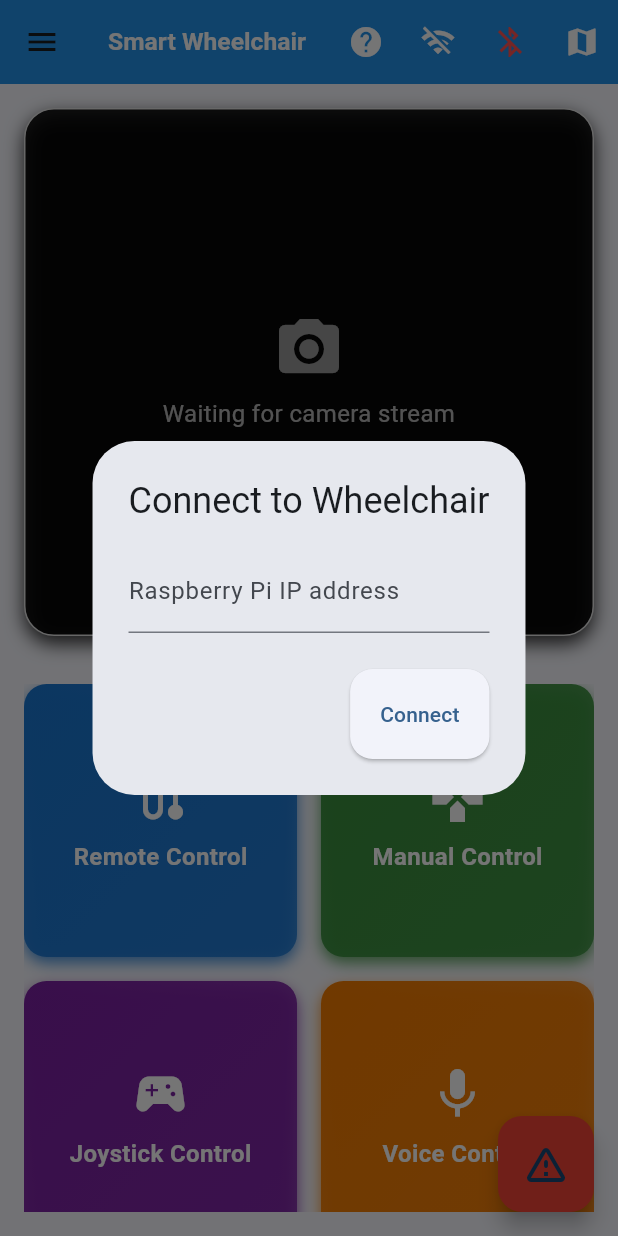
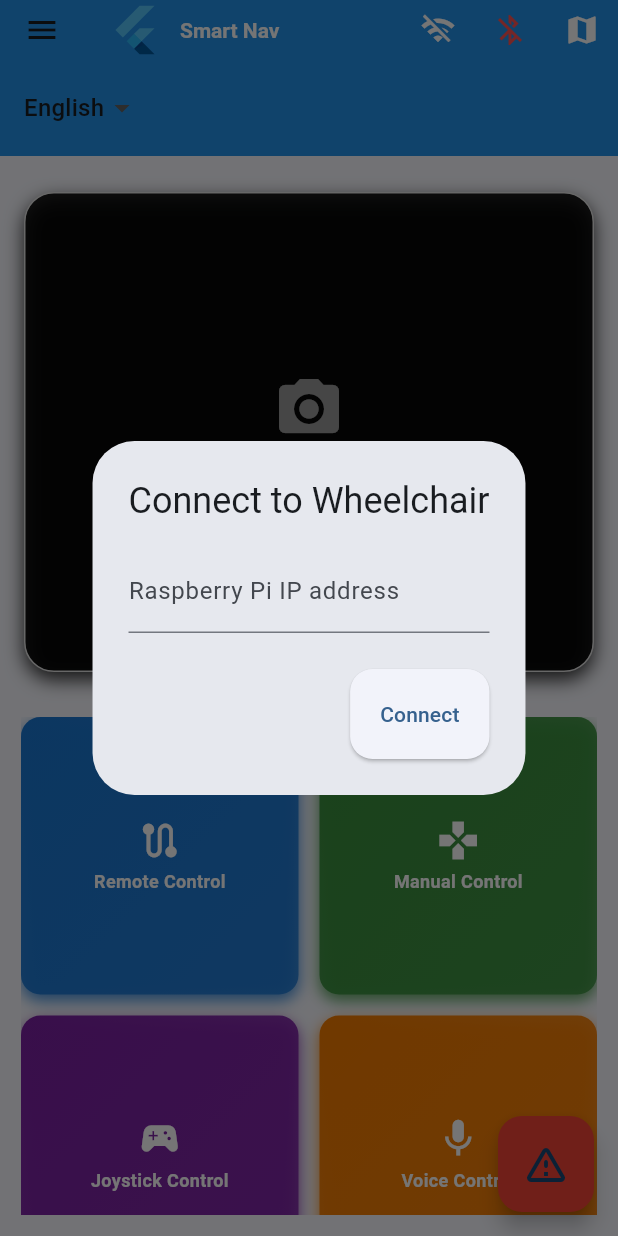
Before and after one commit to ChampionSamay1644/Smart-Wheelchair, a Flutter app: the MyHomePage screen opened by its route, on a phone screen of 412 x 824 dp. Run offline on Flutter 3.47's test engine with Material 3 defaults, Android fonts, the phone set to English and light mode, and no system bars; our stand-ins replace connectivity_plus, fl_chart, flutter_animate, flutter_map, font_awesome_flutter, geolocator and 3 more; missing offline and left inert: flutter_sound; accounts and stored records are empty.

Commit message:
Added translation to all pages with a header on homepage for patient dashboards. 3 langs-English,Hindi,Marathi

```diff
--- /dev/null
+++ b/smart_wheelchair_app/lib/core/providers/locale_provider.dart
@@ -0,0 +1,14 @@
+import 'package:flutter/foundation.dart';
+
+class LocaleProvider extends ChangeNotifier {
+  // supported codes: 'en', 'hi', 'mr'
+  String _locale = 'en';
+
+  String get locale => _locale;
+
+  void setLocale(String code) {
+    if (code == _locale) return;
+    _locale = code;
+    notifyListeners();
+  }
+}
--- a/smart_wheelchair_app/lib/features/dashboard/health_status_page.dart
+++ b/smart_wheelchair_app/lib/features/dashboard/health_status_page.dart
@@ -1,4 +1,5 @@
 import 'package:flutter/material.dart';
+import '../../core/localization.dart';
 import 'package:fl_chart/fl_chart.dart';
 import 'package:font_awesome_flutter/font_awesome_flutter.dart';
 
@@ -15,7 +16,7 @@ class _HealthStatusPageState extends State<HealthStatusPage> {
   @override
   Widget build(BuildContext context) {
     return Scaffold(
-      appBar: AppBar(title: const Text('Health Status')),
+      appBar: AppBar(title: Text(tr(context, 'health_status'))),
       body: SingleChildScrollView(
         padding: const EdgeInsets.all(16),
         child: Column(
--- a/smart_wheelchair_app/lib/main.dart
+++ b/smart_wheelchair_app/lib/main.dart
@@ -21,6 +21,8 @@ import 'remote_control_page.dart';
 import 'settings_page.dart';
 import 'voice_control_page.dart';
 import 'services/emergency_stop_service.dart';
+import 'core/providers/locale_provider.dart';
+import 'core/localization.dart';
 
 void main() {
   runApp(
@@ -30,6 +32,7 @@ void main() {
         ChangeNotifierProvider(create: (_) => ConnectionProvider()),
         ChangeNotifierProvider(create: (_) => CameraFeedProvider()),
         ChangeNotifierProvider(create: (_) => BluetoothProvider()),
+        ChangeNotifierProvider(create: (_) => LocaleProvider()),
       ],
       child: const MyApp(),
     ),
@@ -129,31 +132,29 @@ class _MyHomePageState extends State<MyHomePage> {
     return Scaffold(
       appBar: AppBar(
         backgroundColor: Theme.of(context).primaryColor,
-        title: const FittedBox(
-          fit: BoxFit.scaleDown,
-          alignment: Alignment.centerLeft,
-          child: Text(
-            'Smart Wheelchair',
-            style: TextStyle(
-              color: Colors.white,
-              fontWeight: FontWeight.bold,
-              fontSize: 24,
+        elevation: 4,
+        // Title with app logo and localized title
+        title: Row(
+          children: [
+            // asset logo with fallback
+            Image.asset(
+              'assets/logo.png',
+              height: 36,
+              errorBuilder: (context, error, stackTrace) =>
+                  const FlutterLogo(size: 36),
             ),
-          ),
+            const SizedBox(width: 12),
+            Text(
+              tr(context, 'app_title'),
+              style: const TextStyle(
+                color: Colors.white,
+                fontWeight: FontWeight.bold,
+                fontSize: 14,
+              ),
+            ),
+          ],
         ),
-        elevation: 4,
         actions: [
-          IconButton(
-            icon: const Icon(
-              Icons.help,
-              color: Colors.white,
-            ), // Request Help icon
-            onPressed: () {
-              ScaffoldMessenger.of(
-                context,
-              ).showSnackBar(const SnackBar(content: Text('Help requested!')));
-            },
-          ),
           const _ConnectionStatusAction(),
           const _BluetoothStatusAction(),
           IconButton(
@@ -163,6 +164,34 @@ class _MyHomePageState extends State<MyHomePage> {
             },
           ),
         ],
+        bottom: PreferredSize(
+          preferredSize: const Size.fromHeight(48),
+          child: Padding(
+            padding: const EdgeInsets.symmetric(
+              horizontal: 16.0,
+              vertical: 8.0,
+            ),
+            child: Row(
+              children: [
+                DropdownButton<String>(
+                  value: context.watch<LocaleProvider>().locale,
+                  underline: const SizedBox(),
+                  items: const [
+                    DropdownMenuItem(value: 'en', child: Text('English')),
+                    DropdownMenuItem(value: 'hi', child: Text('हिन्दी')),
+                    DropdownMenuItem(value: 'mr', child: Text('मराठी')),
+                  ],
+                  onChanged: (code) {
+                    if (code != null) {
+                      context.read<LocaleProvider>().setLocale(code);
+                    }
+                  },
+                ),
+                const Spacer(),
+              ],
+            ),
+          ),
+        ),
       ),
       drawer: Drawer(
         child: ListView(
@@ -171,23 +200,23 @@ class _MyHomePageState extends State<MyHomePage> {
             DrawerHeader(
               decoration: BoxDecoration(color: Colors.blue),
               child: Text(
-                'Patient Menu',
+                tr(context, 'patient_menu'),
                 style: TextStyle(color: Colors.white, fontSize: 24),
               ),
             ),
             ListTile(
               leading: Icon(Icons.health_and_safety),
-              title: Text('Health Status'),
+              title: Text(tr(context, 'health_status')),
               onTap: () => Navigator.pushNamed(context, '/health_status'),
             ),
             ListTile(
               leading: Icon(Icons.settings),
-              title: Text('Settings'),
+              title: Text(tr(context, 'settings')),
               onTap: () => Navigator.pushNamed(context, '/settings'),
             ),
             ListTile(
               leading: Icon(Icons.logout),
-              title: Text('Logout'),
+              title: Text(tr(context, 'logout')),
               onTap: () async {
                 await context.read<AuthProvider>().logout();
                 if (!context.mounted) return;
@@ -202,7 +231,8 @@ class _MyHomePageState extends State<MyHomePage> {
           Expanded(
             flex: 1,
             child: Container(
-              margin: const EdgeInsets.all(16),
+              // move camera down slightly by increasing top margin
+              margin: const EdgeInsets.fromLTRB(16, 24, 16, 16),
               decoration: BoxDecoration(
                 color: Colors.black87,
                 borderRadius: BorderRadius.circular(20),
@@ -295,16 +325,16 @@ class _MyHomePageState extends State<MyHomePage> {
           Expanded(
             flex: 1,
             child: Container(
-              padding: const EdgeInsets.all(16),
+              padding: const EdgeInsets.all(14),
               child: GridView.count(
                 crossAxisCount: 2,
                 childAspectRatio: 1,
-                mainAxisSpacing: 16,
-                crossAxisSpacing: 16,
+                mainAxisSpacing: 14,
+                crossAxisSpacing: 14,
                 children: [
                   _buildControlButton(
                     context,
-                    'Remote Control',
+                    tr(context, 'remote_control'),
                     Icons.route,
                     Colors.blue[700]!,
                     () => Navigator.push(
@@ -316,7 +346,7 @@ class _MyHomePageState extends State<MyHomePage> {
                   ),
                   _buildControlButton(
                     context,
-                    'Manual Control',
+                    tr(context, 'manual_control'),
                     Icons.gamepad,
                     Colors.green[700]!,
                     () => Navigator.push(
@@ -328,7 +358,7 @@ class _MyHomePageState extends State<MyHomePage> {
                   ),
                   _buildControlButton(
                     context,
-                    'Joystick Control',
+                    tr(context, 'joystick_control'),
                     Icons.sports_esports,
                     Colors.purple[700]!,
                     () => Navigator.push(
@@ -340,7 +370,7 @@ class _MyHomePageState extends State<MyHomePage> {
                   ),
                   _buildControlButton(
                     context,
-                    'Voice Control',
+                    tr(context, 'voice_control'),
                     Icons.mic,
                     Colors.orange[700]!,
                     () => Navigator.push(
@@ -393,7 +423,7 @@ class _MyHomePageState extends State<MyHomePage> {
           end: Alignment.bottomRight,
           colors: [color, color.withAlpha((0.8 * 255).round())],
         ),
-        borderRadius: BorderRadius.circular(15),
+        borderRadius: BorderRadius.circular(13),
         boxShadow: [
           BoxShadow(
             color: color.withAlpha((0.8 * 255).round()),
@@ -406,17 +436,17 @@ class _MyHomePageState extends State<MyHomePage> {
         color: Colors.transparent,
         child: InkWell(
           onTap: onPressed,
-          borderRadius: BorderRadius.circular(15),
+          borderRadius: BorderRadius.circular(13),
           child: Column(
             mainAxisAlignment: MainAxisAlignment.center,
             children: [
-              Icon(icon, size: 40, color: Colors.white),
-              const SizedBox(height: 8),
+              Icon(icon, size: 30, color: Colors.white),
+              const SizedBox(height: 4),
               Text(
                 label,
                 style: const TextStyle(
                   color: Colors.white,
-                  fontSize: 16,
+                  fontSize: 12,
                   fontWeight: FontWeight.bold,
                 ),
               ),
```
Also changed, not shown: smart_wheelchair_app/lib/core/localization.dart (added, +141 -0 lines), smart_wheelchair_app/lib/joystick_control_page.dart (+9 -8 lines), smart_wheelchair_app/lib/manual_control_page.dart (+10 -8 lines), smart_wheelchair_app/lib/remote_control_page.dart (+10 -8 lines), smart_wheelchair_app/lib/settings_page.dart (+18 -17 lines), smart_wheelchair_app/lib/voice_control_page.dart (+7 -6 lines).
